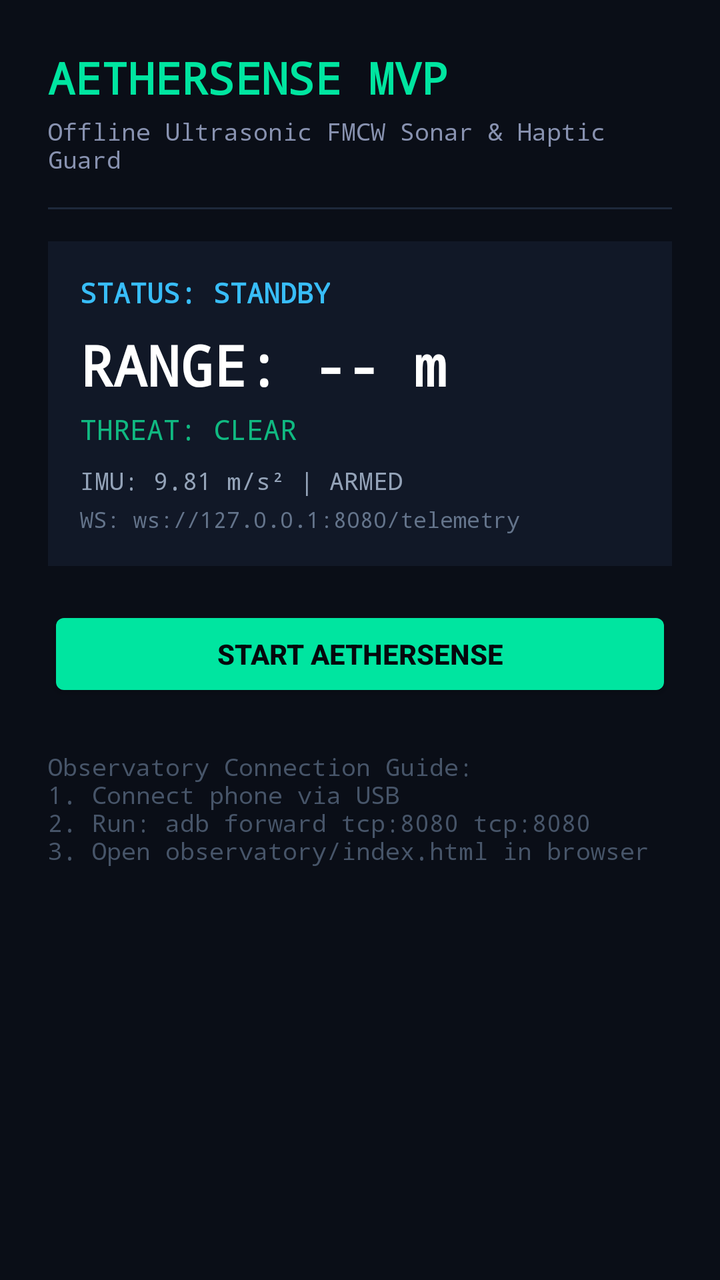
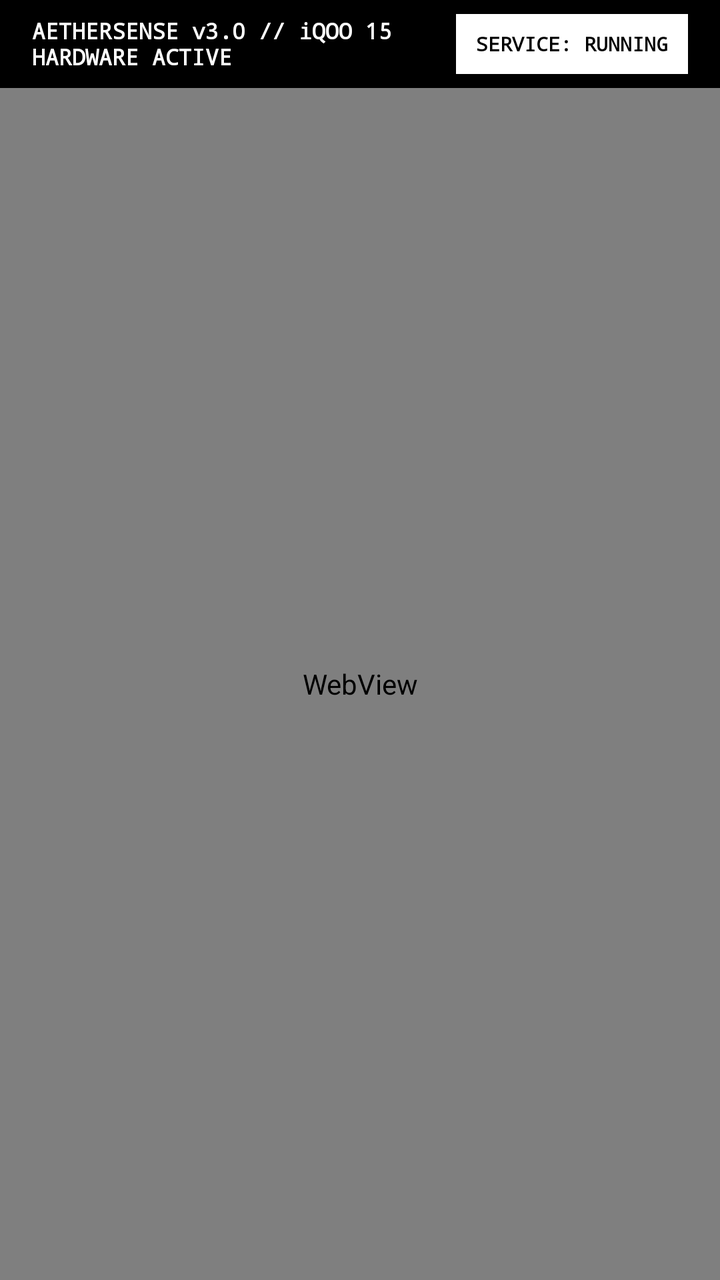

The first picture is an Android layout as it rendered before a commit; the second is the same layout after the commit. The layout source and the unified diff follow.
<!-- AndroidManifest.xml: application theme android:Theme.DeviceDefault.NoActionBar -->
<!-- res/layout/activity_main.xml -->
<?xml version="1.0" encoding="utf-8"?>
<LinearLayout xmlns:android="http://schemas.android.com/apk/res/android"
    android:layout_width="match_parent"
    android:layout_height="match_parent"
    android:orientation="vertical"
    android:background="#0A0E17"
    android:padding="24dp">

    <TextView
        android:layout_width="wrap_content"
        android:layout_height="wrap_content"
        android:text="AETHERSENSE MVP"
        android:textColor="#00E5A0"
        android:textSize="22sp"
        android:textStyle="bold"
        android:fontFamily="monospace" />

    <TextView
        android:layout_width="wrap_content"
        android:layout_height="wrap_content"
        android:text="Offline Ultrasonic FMCW Sonar &amp; Haptic Guard"
        android:textColor="#8892B0"
        android:textSize="12sp"
        android:fontFamily="monospace"
        android:layout_marginTop="4dp" />

    <View
        android:layout_width="match_parent"
        android:layout_height="1dp"
        android:background="#1E293B"
        android:layout_marginVertical="16dp" />

    
    <LinearLayout
        android:layout_width="match_parent"
        android:layout_height="wrap_content"
        android:orientation="vertical"
        android:background="#111827"
        android:padding="16dp">

        <TextView
            android:id="@+id/tvStatus"
            android:layout_width="wrap_content"
            android:layout_height="wrap_content"
            android:text="STATUS: STANDBY"
            android:textColor="#38BDF8"
            android:textSize="14sp"
            android:textStyle="bold"
            android:fontFamily="monospace" />

        <TextView
            android:id="@+id/tvDistance"
            android:layout_width="wrap_content"
            android:layout_height="wrap_content"
            android:text="RANGE: -- m"
            android:textColor="#FFFFFF"
            android:textSize="28sp"
            android:textStyle="bold"
            android:fontFamily="monospace"
            android:layout_marginTop="8dp" />

        <TextView
            android:id="@+id/tvThreat"
            android:layout_width="wrap_content"
            android:layout_height="wrap_content"
            android:text="THREAT: CLEAR"
            android:textColor="#10B981"
            android:textSize="14sp"
            android:fontFamily="monospace"
            android:layout_marginTop="4dp" />

        <TextView
            android:id="@+id/tvImu"
            android:layout_width="wrap_content"
            android:layout_height="wrap_content"
            android:text="IMU: 9.81 m/s² | ARMED"
            android:textColor="#94A3B8"
            android:textSize="12sp"
            android:fontFamily="monospace"
            android:layout_marginTop="8dp" />

        <TextView
            android:id="@+id/tvBridge"
            android:layout_width="wrap_content"
            android:layout_height="wrap_content"
            android:text="WS: ws://127.0.0.1:8080/telemetry"
            android:textColor="#64748B"
            android:textSize="11sp"
            android:fontFamily="monospace"
            android:layout_marginTop="4dp" />
    </LinearLayout>

    <Button
        android:id="@+id/btnToggle"
        android:layout_width="match_parent"
        android:layout_height="wrap_content"
        android:text="START AETHERSENSE"
        android:backgroundTint="#00E5A0"
        android:textColor="#05080D"
        android:textStyle="bold"
        android:layout_marginTop="20dp" />

    <Button
        android:id="@+id/btnDismissImpact"
        android:layout_width="match_parent"
        android:layout_height="wrap_content"
        android:text="DISMISS IMPACT ALERT"
        android:backgroundTint="#EF4444"
        android:textColor="#FFFFFF"
        android:textStyle="bold"
        android:visibility="gone"
        android:layout_marginTop="12dp" />

    <TextView
        android:layout_width="match_parent"
        android:layout_height="wrap_content"
        android:text="Observatory Connection Guide:\n1. Connect phone via USB\n2. Run: adb forward tcp:8080 tcp:8080\n3. Open observatory/index.html in browser"
        android:textColor="#475569"
        android:textSize="12sp"
        android:fontFamily="monospace"
        android:layout_marginTop="24dp" />

</LinearLayout>
<!-- resources referenced by this layout -->
<resources>

</resources>

<!-- the commit's change to res/layout/activity_main.xml (unified diff, before → after) -->
@@ -3,121 +3,48 @@
     android:layout_width="match_parent"
     android:layout_height="match_parent"
     android:orientation="vertical"
-    android:background="#0A0E17"
-    android:padding="24dp">
-
-    <TextView
-        android:layout_width="wrap_content"
-        android:layout_height="wrap_content"
-        android:text="AETHERSENSE MVP"
-        android:textColor="#00E5A0"
-        android:textSize="22sp"
-        android:textStyle="bold"
-        android:fontFamily="monospace" />
-
-    <TextView
-        android:layout_width="wrap_content"
-        android:layout_height="wrap_content"
-        android:text="Offline Ultrasonic FMCW Sonar &amp; Haptic Guard"
-        android:textColor="#8892B0"
-        android:textSize="12sp"
-        android:fontFamily="monospace"
-        android:layout_marginTop="4dp" />
-
-    <View
-        android:layout_width="match_parent"
-        android:layout_height="1dp"
-        android:background="#1E293B"
-        android:layout_marginVertical="16dp" />
+    android:background="#FFFFFF">
 
     
     <LinearLayout
+        android:id="@+id/topBar"
         android:layout_width="match_parent"
-        android:layout_height="wrap_content"
-        android:orientation="vertical"
-        android:background="#111827"
-        android:padding="16dp">
+        android:layout_height="44dp"
+        android:orientation="horizontal"
+        android:background="#000000"
+        android:paddingHorizontal="16dp"
+        android:gravity="center_vertical">
 
         <TextView
-            android:id="@+id/tvStatus"
-            android:layout_width="wrap_content"
+            android:id="@+id/tvAppTitle"
+            android:layout_width="0dp"
             android:layout_height="wrap_content"
-            android:text="STATUS: STANDBY"
-            android:textColor="#38BDF8"
-            android:textSize="14sp"
+            android:layout_weight="1"
+            android:text="AETHERSENSE v3.0 // iQOO 15 HARDWARE ACTIVE"
+            android:textColor="#FFFFFF"
+            android:textSize="11sp"
             android:textStyle="bold"
             android:fontFamily="monospace" />
 
-        <TextView
-            android:id="@+id/tvDistance"
+        <Button
+            android:id="@+id/btnServiceToggle"
             android:layout_width="wrap_content"
-            android:layout_height="wrap_content"
-            android:text="RANGE: -- m"
-            android:textColor="#FFFFFF"
-            android:textSize="28sp"
+            android:layout_height="30dp"
+            android:text="SERVICE: RUNNING"
+            android:textColor="#000000"
+            android:background="#FFFFFF"
+            android:textSize="10sp"
             android:textStyle="bold"
             android:fontFamily="monospace"
-            android:layout_marginTop="8dp" />
-
-        <TextView
-            android:id="@+id/tvThreat"
-            android:layout_width="wrap_content"
-            android:layout_height="wrap_content"
-            android:text="THREAT: CLEAR"
-            android:textColor="#10B981"
-            android:textSize="14sp"
-            android:fontFamily="monospace"
-            android:layout_marginTop="4dp" />
-
-        <TextView
-            android:id="@+id/tvImu"
-            android:layout_width="wrap_content"
-            android:layout_height="wrap_content"
-            android:text="IMU: 9.81 m/s² | ARMED"
-            android:textColor="#94A3B8"
-            android:textSize="12sp"
-            android:fontFamily="monospace"
-            android:layout_marginTop="8dp" />
-
-        <TextView
-            android:id="@+id/tvBridge"
-            android:layout_width="wrap_content"
-            android:layout_height="wrap_content"
-            android:text="WS: ws://127.0.0.1:8080/telemetry"
-            android:textColor="#64748B"
-            android:textSize="11sp"
-            android:fontFamily="monospace"
-            android:layout_marginTop="4dp" />
+            android:paddingHorizontal="10dp" />
     </LinearLayout>
 
-    <Button
-        android:id="@+id/btnToggle"
+    
+    <WebView
+        android:id="@+id/webView"
         android:layout_width="match_parent"
-        android:layout_height="wrap_content"
-        android:text="START AETHERSENSE"
-        android:backgroundTint="#00E5A0"
-        android:textColor="#05080D"
-        android:textStyle="bold"
-        android:layout_marginTop="20dp" />
-
-    <Button
-        android:id="@+id/btnDismissImpact"
-        android:layout_width="match_parent"
-        android:layout_height="wrap_content"
-        android:text="DISMISS IMPACT ALERT"
-        android:backgroundTint="#EF4444"
-        android:textColor="#FFFFFF"
-        android:textStyle="bold"
-        android:visibility="gone"
-        android:layout_marginTop="12dp" />
-
-    <TextView
-        android:layout_width="match_parent"
-        android:layout_height="wrap_content"
-        android:text="Observatory Connection Guide:\n1. Connect phone via USB\n2. Run: adb forward tcp:8080 tcp:8080\n3. Open observatory/index.html in browser"
-        android:textColor="#475569"
-        android:textSize="12sp"
-        android:fontFamily="monospace"
-        android:layout_marginTop="24dp" />
+        android:layout_height="0dp"
+        android:layout_weight="1"
+        android:overScrollMode="never" />
 
 </LinearLayout>
